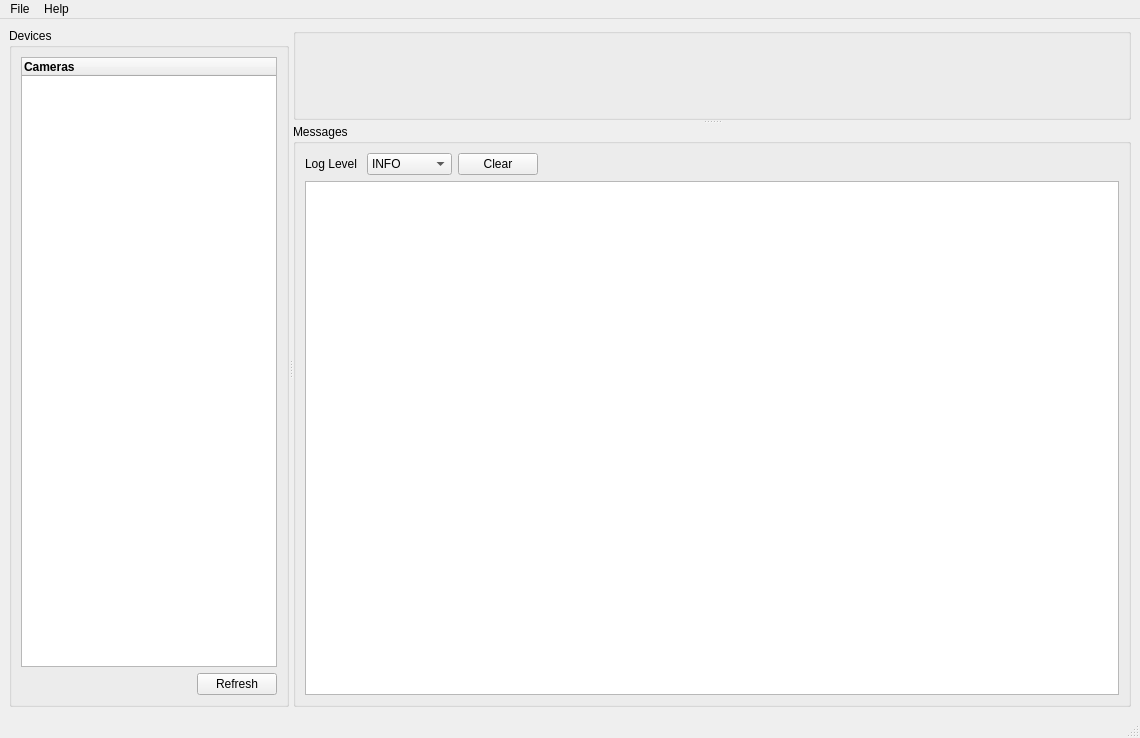
This is homescreen.ui in ShreeshaN/USoundApp as Qt 5 draws it before an edit. The edited form follows.
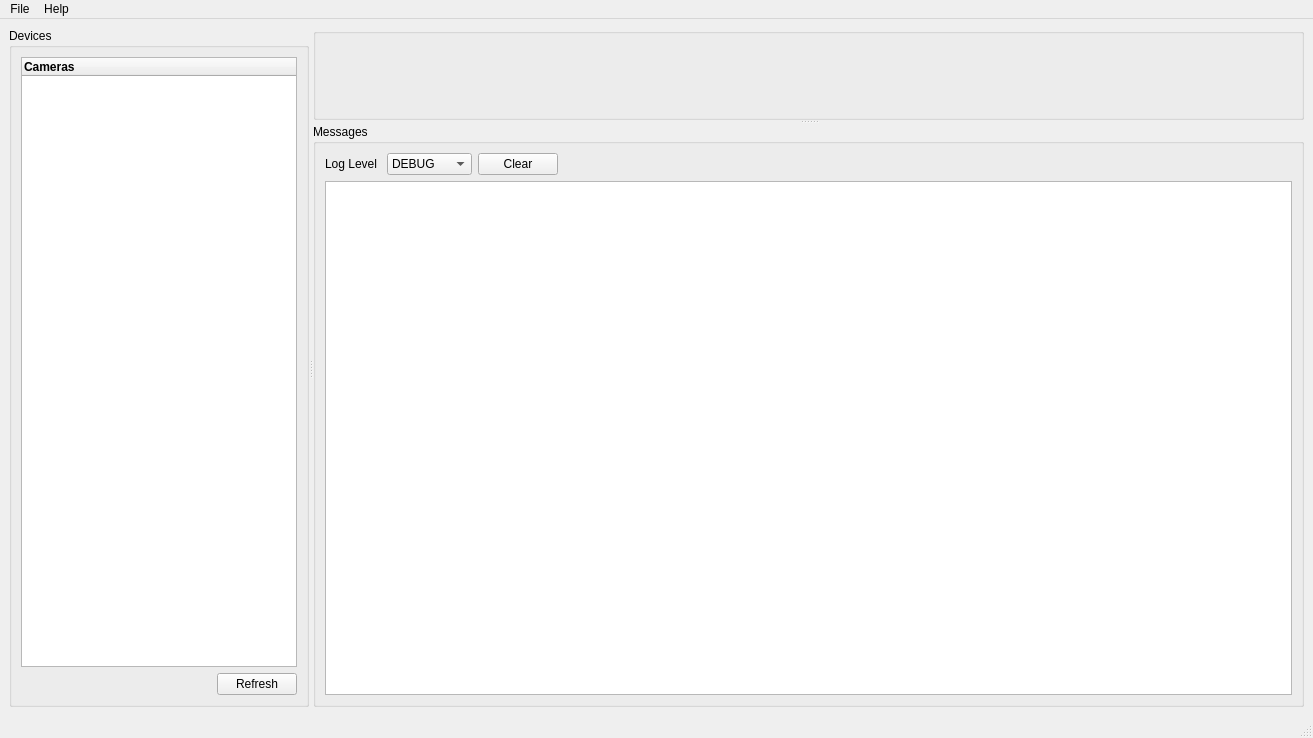
This is the edited form. Icons and pictures are not drawn.

Commit message: Load settings from ini and initialze in UI for loglevel

What changed in the file:
```diff
--- a/homescreen.ui
+++ b/homescreen.ui
@@ -6,7 +6,7 @@
    <rect>
     <x>0</x>
     <y>0</y>
-    <width>1140</width>
+    <width>1313</width>
     <height>738</height>
    </rect>
   </property>
@@ -248,11 +248,6 @@
                  <height>10</height>
                 </size>
                </property>
-               <item>
-                <property name="text">
-                 <string>INFO</string>
-                </property>
-               </item>
                <item>
                 <property name="text">
                  <string>DEBUG</string>
@@ -315,7 +310,7 @@
     <rect>
      <x>0</x>
      <y>0</y>
-     <width>1140</width>
+     <width>1313</width>
      <height>22</height>
     </rect>
    </property>
```
Left out of the diff: 5 changed lines with no effect on the pictures. The commit also changes 3 other files.
